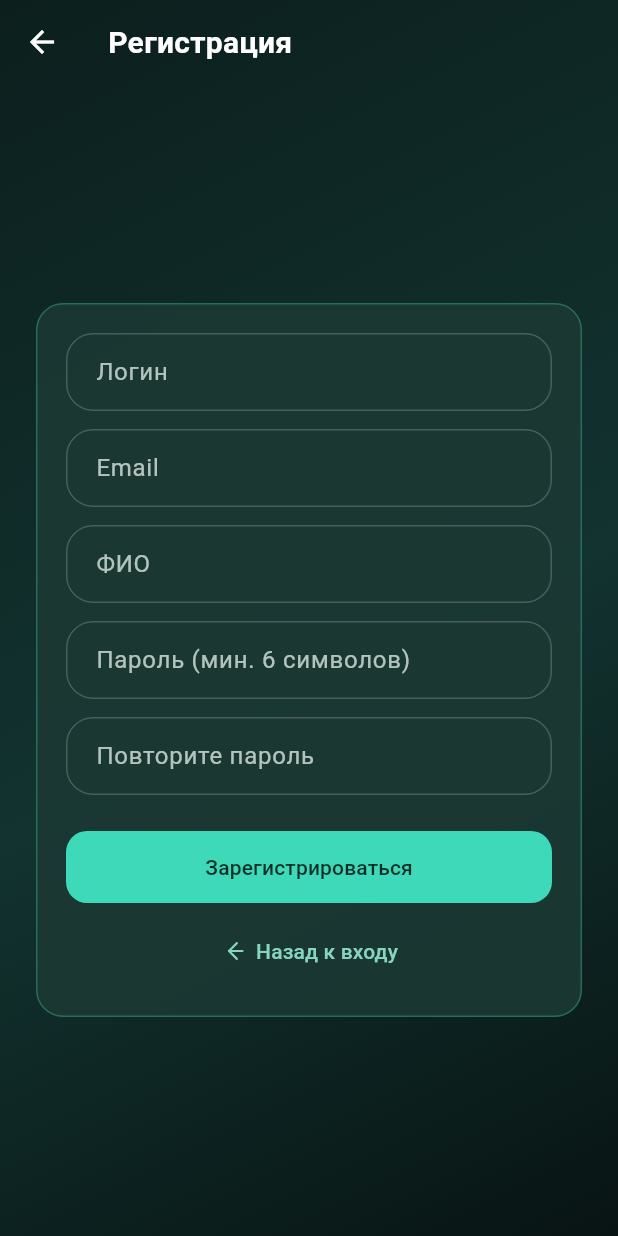
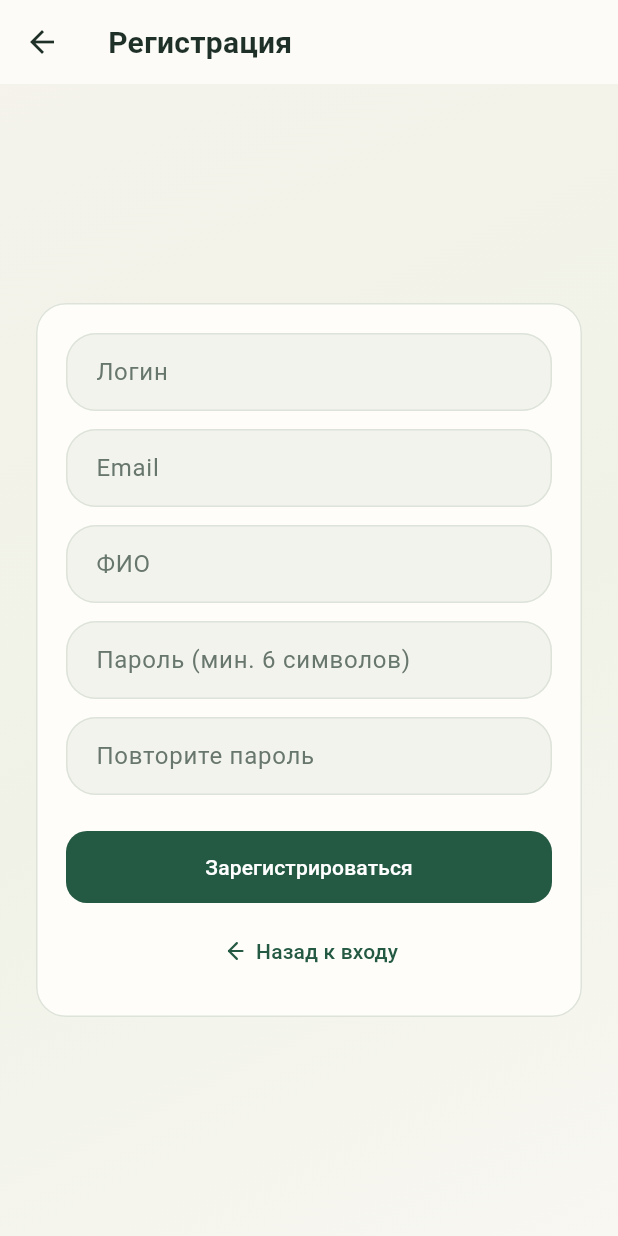
Before and after one commit to SoD1Ox/Mobile-app, a Flutter app: the screen it shows after launch, after a tap on "Войти", after a tap on "Регистрация", on a phone screen of 412 x 824 dp. Run offline on Flutter 3.47's test engine with Material 3 defaults, Android fonts, the phone set to English and light mode, and no system bars; our stand-ins replace shared_preferences; accounts and stored records are empty; network calls fail.

Commit message:
Redesign staffing app visual system

```diff
--- a/ui/lib/screens/vacancies_screen.dart
+++ b/ui/lib/screens/vacancies_screen.dart
@@ -318,7 +318,8 @@ class _VacanciesScreenState extends State<VacanciesScreen> {
                 width: double.infinity,
                 child: FilledButton.icon(
                   onPressed: () => _openForm(),
-                  icon: const GlassIcon(Glyph.add, size: 20),
+                  icon: GlassIcon(Glyph.add,
+                      size: 20, color: Theme.of(context).colorScheme.onPrimary),
                   label: const Text('Новая вакансия'),
                   style: FilledButton.styleFrom(
                     minimumSize: const Size.fromHeight(50),
--- a/ui/lib/theme/glass.dart
+++ b/ui/lib/theme/glass.dart
@@ -1,4 +1,5 @@
-/// Glassmorphism (жидкое стекло) design system.
+/// Staffing workspace design system: warm paper, forest green, restrained
+/// lime actions, and a high-contrast dark mode.
 ///
 /// Performance notes:
 ///  * Scrolling cards never use a live blur. Android, iOS and web use tinted
@@ -17,60 +18,63 @@ import 'glass_stack.dart' show kGlassRadius;
 export 'glass_stack.dart' show kGlassRadius;
 
 // ---------------------------------------------------------------- palette
-// Mint-green + coral design system (dark glass base).
-// Background stops are defined in theme/glass_stack.dart (_AuroraBackground).
-const Color _accent = Color(0xFF3ED9B8); // mint
-const Color _accentCoral = Color(0xFFFF8A66); // warm coral companion
-const Color _glassFill = Color(0x1FFFFFFF); // white @ ~12%
-const Color _glassBorder = Color(0x33FFFFFF); // white @ 20%
+const Color _accent = Color(0xFFB8E76A); // fresh lime action accent
+const Color _forest = Color(0xFF245944);
+const Color _accentCoral = Color(0xFFE98263);
+const Color _glassFill = Color(0xFFF1F2EB);
+const Color _glassBorder = Color(0xFFDDE3D9);
 
 // NOTE: kGlassRadius lives in theme/glass_stack.dart (single source of truth)
 // to avoid ambiguous_import when a file imports both theme libraries.
 
 /// Public accent color used by chips / links across screens.
-const Color kAccentColor = _accent;
+const Color kAccentColor = _forest;
 
 /// Warm coral companion accent (CTA highlights, counters).
 const Color kCoralColor = _accentCoral;
 
 /// Dark glass surface used behind dialogs / dropdown menus.
-const Color kDialogSurface = Color(0xF210302B);
+const Color kDialogSurface = Color(0xFFF8F8F3);
 
-/// App-wide Material-3 theme built around the glass look.
-/// Supports both dark (default) and light mint-glass variants.
+/// App-wide Material-3 theme with light editorial surfaces and a dark variant.
 ThemeData buildGlassTheme({Brightness brightness = Brightness.dark}) {
   final isDark = brightness == Brightness.dark;
   final scheme = ColorScheme.fromSeed(
-    seedColor: _accent,
+    seedColor: _forest,
     brightness: brightness,
   ).copyWith(
-      surface: isDark ? const Color(0xFF0F2925) : const Color(0xFFEFF7F4));
+    primary: isDark ? _accent : _forest,
+    onPrimary: isDark ? const Color(0xFF17231B) : Colors.white,
+    secondary: _accentCoral,
+    surface: isDark ? const Color(0xFF172320) : const Color(0xFFFCFBF7),
+    onSurface: isDark ? const Color(0xFFE8EEE7) : const Color(0xFF1F3029),
+  );
 
   OutlineInputBorder fieldBorder({bool focused = false}) => OutlineInputBorder(
         borderRadius: kGlassRadius,
         borderSide: BorderSide(
           color: focused
-              ? _accent.withOpacity(0.9)
+              ? (isDark ? _accent : _forest)
               : isDark
                   ? _glassBorder
-                  : const Color(0x55749B90),
+                  : _glassBorder,
           width: focused ? 1.4 : 1,
         ),
       );
 
   // Foreground/text colors follow the brightness so the light mint-glass
   // variant stays readable everywhere.
-  final fg = isDark ? Colors.white : const Color(0xFF0C2A24);
-  final subtle = isDark ? const Color(0xCCD9E6E1) : const Color(0xB3163A33);
+  final fg = isDark ? const Color(0xFFE8EEE7) : const Color(0xFF1F3029);
+  final subtle = isDark ? const Color(0xFFB6C4BB) : const Color(0xFF68776D);
 
   var theme = ThemeData(
     useMaterial3: true,
     brightness: brightness,
     colorScheme: scheme,
     scaffoldBackgroundColor: Colors.transparent,
-    canvasColor: Colors.transparent,
+    canvasColor: isDark ? const Color(0xFF172320) : const Color(0xFFFCFBF7),
     dialogBackgroundColor:
-        isDark ? const Color(0xF210302B) : const Color(0xF2F5FBF8),
+        isDark ? const Color(0xFF1B2925) : const Color(0xFFFCFBF7),
     visualDensity: VisualDensity.adaptivePlatformDensity,
     // cardTheme / dialogTheme intentionally NOT passed to the constructor:
     // their parameter type was renamed CardTheme->CardThemeData and
@@ -78,7 +82,8 @@ ThemeData buildGlassTheme({Brightness brightness = Brightness.dark}) {
     // across SDK versions. They are applied right after construction instead
     // (copyWith accepts both spellings on old SDKs via dynamic).
     appBarTheme: AppBarTheme(
-      backgroundColor: Colors.transparent,
+      backgroundColor:
+          isDark ? const Color(0xFF172320) : const Color(0xFFFCFBF7),
       elevation: 0,
       scrolledUnderElevation: 0,
       centerTitle: false,
@@ -95,12 +100,12 @@ ThemeData buildGlassTheme({Brightness brightness = Brightness.dark}) {
       textColor: fg,
     ),
     dividerTheme: DividerThemeData(
-      color: isDark ? _glassBorder : const Color(0x33749B90),
+      color: isDark ? const Color(0xFF3D5049) : _glassBorder,
       thickness: 1,
     ),
     inputDecorationTheme: InputDecorationTheme(
       filled: true,
-      fillColor: isDark ? const Color(0x321C3530) : const Color(0xDFFFFFFF),
+      fillColor: isDark ? const Color(0xFF202F2B) : const Color(0xFFF2F3ED),
       hintStyle: TextStyle(color: subtle.withOpacity(0.6)),
       labelStyle: TextStyle(color: subtle),
       floatingLabelStyle: const TextStyle(color: _accent),
@@ -127,8 +132,8 @@ ThemeData buildGlassTheme({Brightness brightness = Brightness.dark}) {
     ),
     filledButtonTheme: FilledButtonThemeData(
       style: FilledButton.styleFrom(
-        backgroundColor: _accent,
-        foregroundColor: const Color(0xFF0B2E28),
+        backgroundColor: isDark ? _accent : _forest,
+        foregroundColor: isDark ? const Color(0xFF17231B) : Colors.white,
         minimumSize: const Size(64, 48),
         shape: RoundedRectangleBorder(borderRadius: BorderRadius.circular(14)),
       ),
@@ -136,7 +141,8 @@ ThemeData buildGlassTheme({Brightness brightness = Brightness.dark}) {
     outlinedButtonTheme: OutlinedButtonThemeData(
       style: OutlinedButton.styleFrom(
         foregroundColor: fg,
-        side: const BorderSide(color: _glassBorder),
+        side:
+            BorderSide(color: isDark ? const Color(0xFF4C5B53) : _glassBorder),
         shape: RoundedRectangleBorder(borderRadius: BorderRadius.circular(14)),
       ),
     ),
@@ -144,15 +150,16 @@ ThemeData buildGlassTheme({Brightness brightness = Brightness.dark}) {
       style: TextButton.styleFrom(foregroundColor: scheme.primary),
     ),
     floatingActionButtonTheme: FloatingActionButtonThemeData(
-      backgroundColor: _accent,
-      foregroundColor: const Color(0xFF0B2E28),
+      backgroundColor: isDark ? _accent : _forest,
+      foregroundColor: isDark ? const Color(0xFF17231B) : Colors.white,
       elevation: 4,
       shape: RoundedRectangleBorder(borderRadius: BorderRadius.circular(16)),
     ),
     chipTheme: ChipThemeData(
-      backgroundColor: isDark ? _glassFill : const Color(0xDFFFFFFF),
-      selectedColor: scheme.primary.withOpacity(isDark ? 0.32 : 0.14),
-      side: BorderSide(color: isDark ? _glassBorder : const Color(0x55749B90)),
+      backgroundColor:
+          isDark ? const Color(0xFF23332E) : const Color(0xFFF0F1EB),
+      selectedColor: isDark ? const Color(0xFF465D41) : const Color(0xFFE4F0C8),
+      side: BorderSide(color: isDark ? const Color(0xFF3D5049) : _glassBorder),
       labelStyle: TextStyle(color: fg, fontSize: 12.5),
       secondaryLabelStyle: TextStyle(color: fg, fontSize: 12.5),
       shape: RoundedRectangleBorder(borderRadius: BorderRadius.circular(12)),
@@ -160,13 +167,14 @@ ThemeData buildGlassTheme({Brightness brightness = Brightness.dark}) {
     snackBarTheme: SnackBarThemeData(
       behavior: SnackBarBehavior.floating,
       backgroundColor:
-          isDark ? const Color(0xE610302B) : const Color(0xE6E4F1EC),
+          isDark ? const Color(0xFF263630) : const Color(0xFF263B31),
       contentTextStyle: TextStyle(color: fg),
       shape: RoundedRectangleBorder(borderRadius: BorderRadius.circular(14)),
     ),
     navigationBarTheme: NavigationBarThemeData(
       height: 66,
-      indicatorColor: _accent.withOpacity(0.28),
+      indicatorColor:
+          isDark ? const Color(0xFF465D41) : const Color(0xFFE4F0C8),
       backgroundColor: Colors.transparent,
       elevation: 0,
       labelBehavior: NavigationDestinationLabelBehavior.alwaysShow,
@@ -188,7 +196,7 @@ ThemeData buildGlassTheme({Brightness brightness = Brightness.dark}) {
     progressIndicatorTheme: ProgressIndicatorThemeData(
       color: scheme.primary,
       linearTrackColor:
-          isDark ? const Color(0x33FFFFFF) : const Color(0x33749B90),
+          isDark ? const Color(0xFF3D5049) : const Color(0xFFDDE3D9),
     ),
     textTheme: const TextTheme(
       headlineMedium: TextStyle(fontWeight: FontWeight.w700),
@@ -214,16 +222,16 @@ ThemeData _applyGlassCard(ThemeData base) {
   // copyWith exists on both CardTheme (old) and CardThemeData (new).
   final dynamic copied = (ct as dynamic).copyWith(
     color: base.brightness == Brightness.dark
-        ? const Color(0xE61B3833)
-        : const Color(0xF7FFFFFF),
+        ? const Color(0xFF202F2B)
+        : const Color(0xFFFEFDF9),
     elevation: 0.0,
     margin: EdgeInsets.zero,
     shape: RoundedRectangleBorder(
       borderRadius: kGlassRadius,
       side: BorderSide(
         color: base.brightness == Brightness.dark
-            ? const Color(0x553ED9B8)
-            : const Color(0x55749B90),
+            ? const Color(0xFF3D5049)
+            : _glassBorder,
       ),
     ),
   );
@@ -233,14 +241,14 @@ ThemeData _applyGlassCard(ThemeData base) {
 ThemeData _applyGlassDialog(ThemeData base, {required bool isDark}) {
   final Object? dt = base.dialogTheme as Object?;
   if (dt == null) return base;
-  final fg = isDark ? Colors.white : const Color(0xFF0C2A24);
+  final fg = isDark ? const Color(0xFFE8EEE7) : const Color(0xFF1F3029);
   final dynamic copied = (dt as dynamic).copyWith(
-    backgroundColor: isDark ? const Color(0xF210302B) : const Color(0xF2F5FBF8),
+    backgroundColor: isDark ? const Color(0xFF202F2B) : const Color(0xFFFEFDF9),
     surfaceTintColor: Colors.transparent,
     shape: RoundedRectangleBorder(
       borderRadius: const BorderRadius.all(Radius.circular(22)),
       side: BorderSide(
-        color: isDark ? _glassBorder : const Color(0x55749B90),
+        color: isDark ? const Color(0xFF3D5049) : _glassBorder,
       ),
     ),
     titleTextStyle:
--- a/ui/lib/theme/theme_controller.dart
+++ b/ui/lib/theme/theme_controller.dart
@@ -1,4 +1,4 @@
-/// Theme controller: dark (default) / light mint-glass variants.
+/// Theme controller: warm light workspace (default) / forest dark variant.
 ///
 /// The choice is persisted in SharedPreferences and applied via
 /// ValueListenableBuilder in main.dart, so the whole app (aurora backdrop,
@@ -21,8 +21,10 @@ class ThemeController extends ValueNotifier<ThemeMode> {
       mode = ThemeMode.light;
     } else if (saved == 'system') {
       mode = ThemeMode.system;
+    } else if (saved == 'dark') {
+      mode = ThemeMode.dark;
     } else {
-      mode = ThemeMode.dark;
+      mode = ThemeMode.light;
     }
     return ThemeController._(mode);
   }
--- a/ui/pubspec.yaml
+++ b/ui/pubspec.yaml
@@ -16,7 +16,7 @@ publish_to: 'none' # Remove this line if you wish to publish to pub.dev
 # https://developer.apple.com/library/archive/documentation/General/Reference/InfoPlistKeyReference/Articles/CoreFoundationKeys.html
 # In Windows, build-name is used as the major, minor, and patch parts
 # of the product and file versions while build-number is used as the build suffix.
-version: 1.2.1+4
+version: 1.3.0+5
 
 environment:
   sdk: ">=3.5.0 <4.0.0"
```
Also changed, not shown: ui/lib/main.dart (+3 -4 lines), ui/lib/screens/home_screen.dart (+58 -23 lines), ui/lib/theme/glass_stack.dart (+16 -16 lines), ui/lib/widgets/common.dart (+4 -4 lines).
